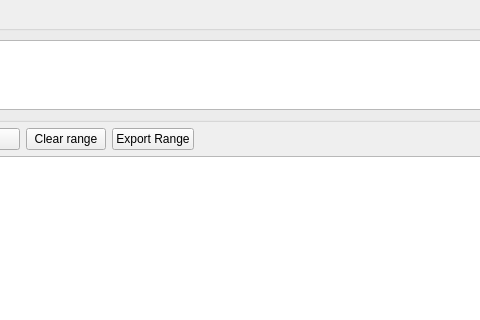
Before: the Qt Designer form rangeselector.ui in bupticybee/TexasSolver, drawn with Qt 5; both pictures show x 157 to 637 and y 0 to 320 of the 909 by 687 pixel window.
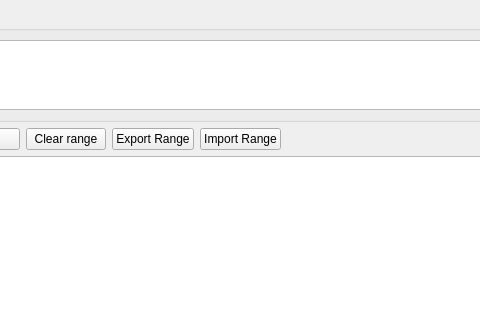
After: the same form once the commit is applied. Custom widgets are drawn as their Qt base class.

```diff
--- a/rangeselector.ui
+++ b/rangeselector.ui
@@ -58,6 +58,13 @@
          </property>
         </widget>
        </item>
+       <item>
+        <widget class="QPushButton" name="importRangeButton">
+         <property name="text">
+          <string>Import Range</string>
+         </property>
+        </widget>
+       </item>
        <item>
         <spacer name="horizontalSpacer">
          <property name="orientation">
```
